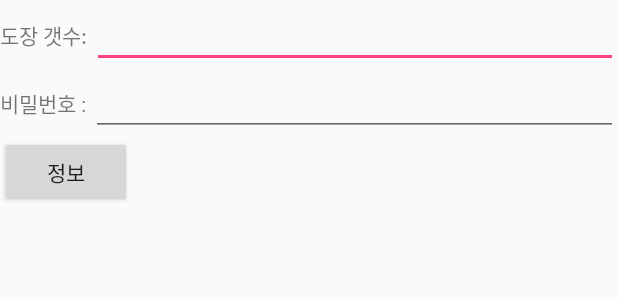
After one commit to SSUHan/Coil, an Android app: the layout dialog_layout_stamp_input.xml on its own in the app's theme, with its tools: preview values and no code run, on a phone screen of 412 x 824 dp. The commit adds this screen. Shown: the top 300 px of the screen. Run offline under Robolectric (Android 15) with nearby library versions, the phone set to English and light mode, and no system bars; network calls fail.

Commit message:
input_dialog 구현

```diff
--- /dev/null
+++ b/app/src/main/res/layout/dialog_layout_stamp_input.xml
@@ -0,0 +1,51 @@
+<?xml version="1.0" encoding="utf-8"?>
+<LinearLayout xmlns:android="http://schemas.android.com/apk/res/android"
+    android:orientation="vertical" android:layout_width="match_parent"
+    android:layout_height="match_parent">
+
+    <LinearLayout
+        android:layout_width="match_parent"
+        android:layout_height="wrap_content"
+        android:orientation="horizontal">
+
+        <TextView
+            android:layout_width="wrap_content"
+            android:layout_height="wrap_content"
+            android:text="도장 갯수: "/>
+
+        <EditText
+            android:id="@+id/dialog_store_stamp_num"
+            android:layout_width="match_parent"
+            android:layout_height="wrap_content" />
+    </LinearLayout>
+
+    <LinearLayout
+        android:layout_width="match_parent"
+        android:layout_height="wrap_content"
+        android:orientation="horizontal">
+
+        <TextView
+            android:layout_width="wrap_content"
+            android:layout_height="wrap_content"
+            android:text="비밀번호 : "/>
+
+        <EditText
+            android:id="@+id/dialog_store_password"
+            android:layout_width="match_parent"
+            android:layout_height="wrap_content" />
+    </LinearLayout>
+
+    <Button
+        android:id="@+id/dialog_store_info_btn"
+        android:layout_width="wrap_content"
+        android:layout_height="wrap_content"
+        android:text="정보"/>
+
+    <TextView
+        android:id="@+id/dialog_store_info_text"
+        android:layout_width="match_parent"
+        android:layout_height="wrap_content"
+        android:text="Store Infomation Text"
+        android:visibility="invisible"/>
+
+</LinearLayout>
```
Also changed, not shown: app/src/main/java/com/brianandroid/myzzung/coli/ui/PresentActivity.java (+7 -5 lines), app/src/main/java/com/brianandroid/myzzung/coli/util/MyCouponAdapter.java (+32 -3 lines).
